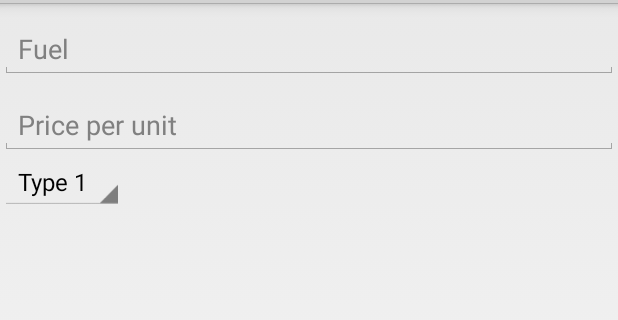
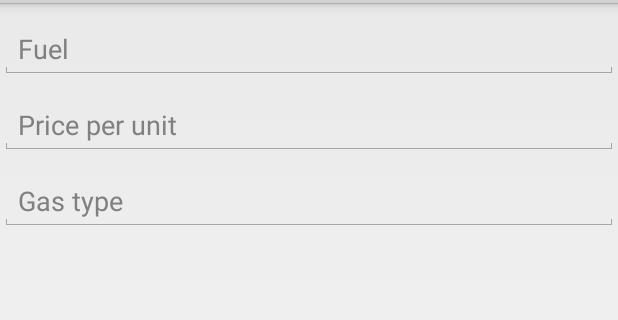
Before and after one commit to NabilZ/Fuellog-android, an Android app: the layout card_add_fuel_informations.xml on its own in the app's theme, with its tools: preview values and no code run, on a phone screen of 412 x 824 dp, the part 69-389 px from its top. Run offline under Robolectric (Android 15) with nearby library versions, the phone set to English and light mode, and no system bars.

Commit message:
Switched gastype to EditText and renamed the TextAppearance.

```diff
--- a/src/main/java/eu/roklapps/fuellog/app/ui/fragment/FuelListingFragmentFragment.java
+++ b/src/main/java/eu/roklapps/fuellog/app/ui/fragment/FuelListingFragmentFragment.java
@@ -56,7 +56,6 @@ public class FuelListingFragmentFragment extends Fragment {
             FuelDatabase database = new FuelDatabase(getActivity());
 
             mList = database.getAllFuelEntries();
-
             database.close();
             return null;
         }
--- a/src/main/res/layout/card_add_fuel_car.xml
+++ b/src/main/res/layout/card_add_fuel_car.xml
@@ -21,7 +21,7 @@
         android:layout_alignParentLeft="true"
         android:layout_alignParentStart="true"
         android:layout_alignParentTop="true"
-        app:floatLabelTextAppearance="@style/TextAppearance.YourApp.FloatLabel">
+        app:floatLabelTextAppearance="@style/TextAppearance.FloatLabel">
 
         <EditText
             android:id="@+id/mileage"
--- a/src/main/res/layout/card_add_fuel_informations.xml
+++ b/src/main/res/layout/card_add_fuel_informations.xml
@@ -9,9 +9,9 @@
         android:id="@+id/fuelFloat"
         android:layout_width="match_parent"
         android:layout_height="wrap_content"
-        app:floatLabelTextAppearance="@style/TextAppearance.YourApp.FloatLabel">
+        app:floatLabelTextAppearance="@style/TextAppearance.FloatLabel">
 
-        <EditText
+    <EditText
             android:id="@+id/fuel"
             android:layout_width="match_parent"
             android:layout_height="wrap_content"
@@ -32,9 +32,9 @@
         android:layout_alignParentLeft="true"
         android:layout_alignParentStart="true"
         android:layout_below="@+id/fuelFloat"
-        app:floatLabelTextAppearance="@style/TextAppearance.YourApp.FloatLabel">
+        app:floatLabelTextAppearance="@style/TextAppearance.FloatLabel">
 
-        <EditText
+    <EditText
             android:id="@+id/price_per_unit"
             android:layout_width="match_parent"
             android:layout_height="wrap_content"
@@ -48,13 +48,27 @@
             android:inputType="numberDecimal" />
     </eu.roklapps.fuellog.app.ui.controls.floatingtext.FloatLabelLayout>
 
-    <Spinner
-        android:id="@+id/type_of_fuel_spinner"
-        android:layout_width="wrap_content"
+    <eu.roklapps.fuellog.app.ui.controls.floatingtext.FloatLabelLayout
+        android:id="@+id/gastypeFloat"
+        android:layout_width="match_parent"
         android:layout_height="wrap_content"
+        android:layout_alignParentEnd="true"
         android:layout_alignParentLeft="true"
+        android:layout_alignParentRight="true"
         android:layout_alignParentStart="true"
         android:layout_below="@+id/priceFloat"
-        android:entries="@array/gas_types"
-        android:prompt="@string/gas_type" />
+        app:floatLabelTextAppearance="@style/TextAppearance.FloatLabel">
+
+        <EditText
+            android:id="@+id/gastype"
+            android:layout_width="match_parent"
+            android:layout_height="wrap_content"
+            android:layout_alignParentEnd="true"
+            android:layout_alignParentLeft="true"
+            android:layout_alignParentRight="true"
+            android:layout_alignParentStart="true"
+            android:layout_below="@+id/priceFloat"
+            android:hint="@string/gas_type" />
+    </eu.roklapps.fuellog.app.ui.controls.floatingtext.FloatLabelLayout>
+
 </RelativeLayout>
--- a/src/main/res/values/styles.xml
+++ b/src/main/res/values/styles.xml
@@ -75,8 +75,8 @@
     </style>
 
 
-    <style name="TextAppearance.YourApp.FloatLabel" parent="android:TextAppearance.Small">
-        <item name="android:textColor">@color/float_colors</item>
+    <style name="TextAppearance.FloatLabel" parent="android:TextAppearance.Small">
+    <item name="android:textColor">@color/float_colors</item>
         <item name="android:textSize">11sp</item>
         <item name="android:textStyle">bold</item>
     </style>
```
Also changed, not shown: src/main/java/eu/roklapps/fuellog/app/db/FuelDatabase.java (+10 -0 lines), src/main/java/eu/roklapps/fuellog/app/ui/card/CardNewFuelRecord.java (+3 -4 lines), src/main/java/eu/roklapps/fuellog/app/ui/fragment/FuelRecordingFragment.java (+5 -3 lines).
